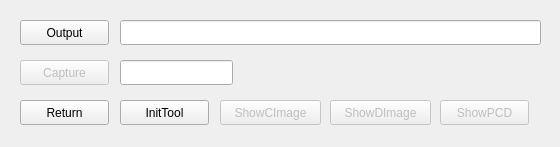
First picture: the form in gui/pages/captureToolPage.ui, repository jacv050/dataset-tools, before the edit.
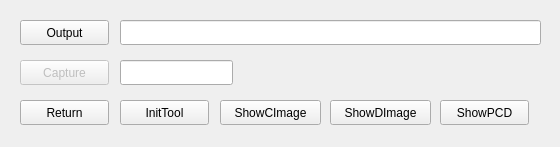
Second picture: the form after the edit.

Commit message: Now buttons will enabled by default in capturePage

What changed in the file:
```diff
--- a/gui/pages/captureToolPage.ui
+++ b/gui/pages/captureToolPage.ui
@@ -102,7 +102,7 @@
   </widget>
   <widget class="QPushButton" name="pbShowColorImage">
    <property name="enabled">
-    <bool>false</bool>
+    <bool>true</bool>
    </property>
    <property name="geometry">
     <rect>
@@ -118,7 +118,7 @@
   </widget>
   <widget class="QPushButton" name="pbShowPCD">
    <property name="enabled">
-    <bool>false</bool>
+    <bool>true</bool>
    </property>
    <property name="geometry">
     <rect>
@@ -134,7 +134,7 @@
   </widget>
   <widget class="QPushButton" name="pbShowDepthImage">
    <property name="enabled">
-    <bool>false</bool>
+    <bool>true</bool>
    </property>
    <property name="geometry">
     <rect>
```
